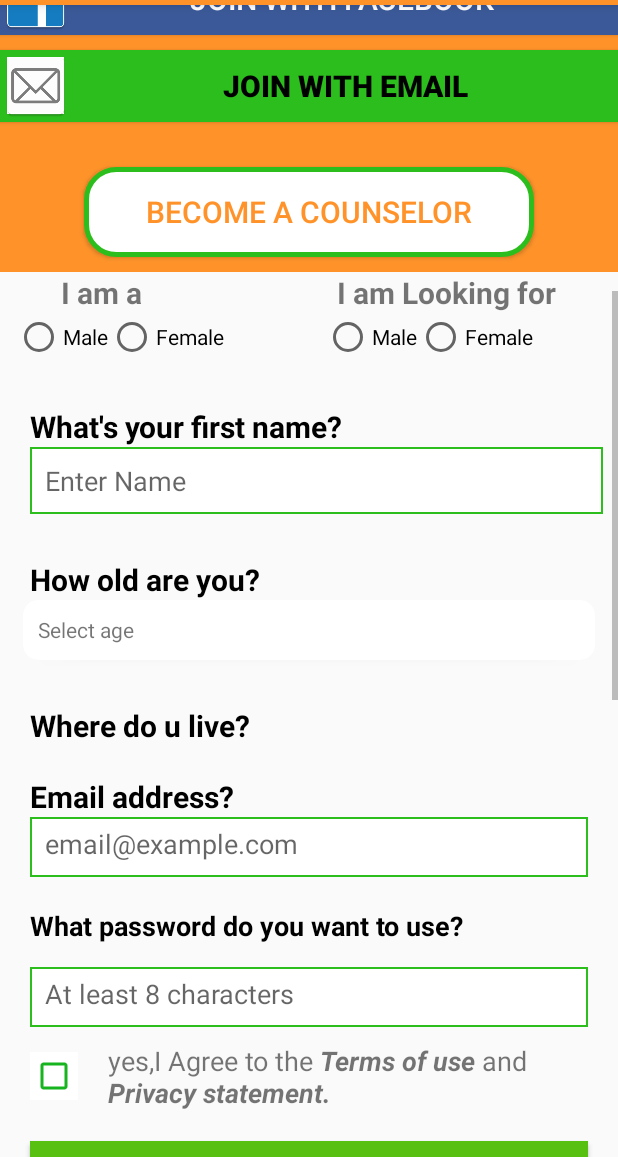
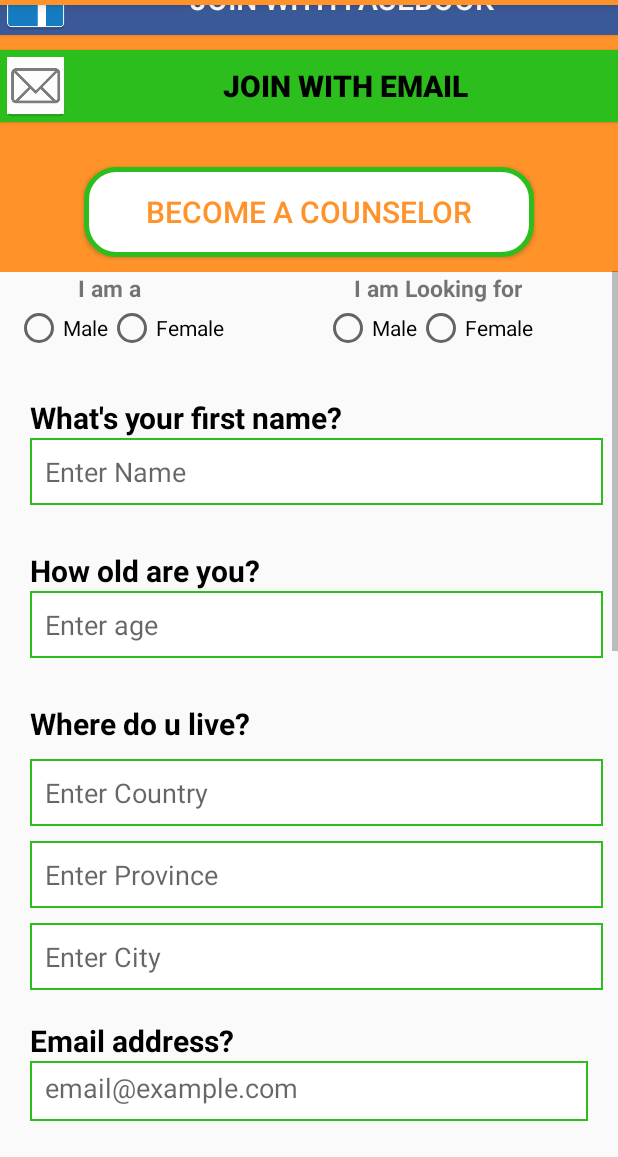
Before and after one commit to NaeemHafiz/Muslimah, an Android app: the screen it shows after launch (NavigationActivity), scrolled down 537 dp, on a phone screen of 412 x 824 dp, the part 79-1236 px from its top. Run offline under Robolectric (Android 15) with nearby library versions, the phone set to English and light mode, and no system bars.

Commit message:
edittext added

```diff
--- a/app/src/main/java/com/example/muslima/Activities/NavigationActivity.java
+++ b/app/src/main/java/com/example/muslima/Activities/NavigationActivity.java
@@ -41,7 +41,6 @@ public class NavigationActivity extends AppCompatActivity
     CheckBox chkbox_1;
     NavigationView nav_view;
     Toolbar toolbar;
-    Spinner spinner_age, spinner_country, spinner_province, spinner_cities;
 
 
     @Override
@@ -51,11 +50,6 @@ public class NavigationActivity extends AppCompatActivity
         toolbar = findViewById(R.id.toolbar);
         setSupportActionBar(toolbar);
         customview = findViewById(R.id.customView);
-        spinner_age = findViewById(R.id.spinner_age);
-        spinner_country = findViewById(R.id.spinner_country);
-        spinner_province = findViewById(R.id.spinner_province);
-        spinner_cities = findViewById(R.id.spinner_cities);
-
         tv_desc = findViewById(R.id.tv_desc);
         tv_desc2 = findViewById(R.id.tv_desc2);
         tv_im = findViewById(R.id.tv_im);
@@ -138,124 +132,6 @@ public class NavigationActivity extends AppCompatActivity
         });
 
 
-        Spinner spinner = findViewById(R.id.spinner_age);
-        List<String> list = new ArrayList<String>();
-        list.add("1");
-        list.add("2");
-        list.add("3");
-        list.add("4");
-        list.add("4");
-        list.add("5");
-        list.add("6");
-        list.add("7");
-        list.add("8");
-        list.add("9");
-        list.add("10");
-        list.add("11");
-        list.add("12");
-        list.add("13");
-        list.add("14");
-        list.add("15");
-        list.add("16");
-        list.add("17");
-        list.add("18");
-        list.add("19");
-        list.add("20");
-        list.add("21");
-        list.add("22");
-        list.add("23");
-        list.add("24");
-        list.add("25");
-        list.add("26");
-        list.add("27");
-        list.add("28");
-        list.add("29");
-        list.add("30");
-        list.add("31");
-        list.add("32");
-        list.add("33");
-        list.add("34");
-        list.add("35");
-        list.add("36");
-        list.add("37");
-        list.add("38");
-        list.add("39");
-        list.add("40");
-
-        ArrayAdapter<String> adapter = new ArrayAdapter<String>(this, android.R.layout.simple_spinner_item, list);
-        adapter.setDropDownViewResource(android.R.layout.simple_spinner_dropdown_item);
-        spinner.setAdapter(adapter);
-
-        Spinner spinner1 = findViewById(R.id.spinner_country);
-        List<String> list1 = new ArrayList<String>();
-        list1.add("Pakistan");
-        list1.add("India");
-        list1.add("Australia");
-        list1.add("England");
-        list1.add("New zeland");
-        list1.add("Bangladesh");
-        ArrayAdapter<String> adapter1 = new ArrayAdapter<>(this, android.R.layout.simple_spinner_item, list1);
-        adapter1.setDropDownViewResource(android.R.layout.simple_spinner_dropdown_item);
-        spinner1.setAdapter(adapter1);
-
-        Spinner spinner2 = findViewById(R.id.spinner_province);
-        List<String> list2 = new ArrayList<>();
-        list2.add("Azad Kashmir");
-        list2.add("Balochistan");
-        list2.add("Fed.Admin Tribal Areas");
-        list2.add("Islamabad");
-        list2.add("Northern Areas");
-        list2.add("North-West Frontier");
-        list2.add("Punjab");
-        list2.add("Sindh");
-        ArrayAdapter<String> adapter2 = new ArrayAdapter<>(this, android.R.layout.simple_spinner_item, list2);
-        adapter2.setDropDownViewResource(android.R.layout.simple_spinner_dropdown_item);
-        spinner2.setAdapter(adapter2);
-
-
-        Spinner spinner3 = findViewById(R.id.spinner_cities);
-        List<String> list3 = new ArrayList<>();
-        list3.add("Lahore");
-        list3.add("Lala Mosa");
-        list3.add("Lelah");
-        list3.add("Lodhran");
-        list3.add("Mailsi");
-        list3.add("Mandi Bahuddin");
-        list3.add("Mian Channun");
-        list3.add("Mianwali");
-        list3.add("Multan");
-        list3.add("Muridke");
-        list3.add("Muzaffargarh");
-        list3.add("Nankana Sahib");
-        list3.add("Narowal");
-        list3.add("Okara");
-        list3.add("Pakpattan");
-        list3.add("pasrur");
-        list3.add("pattoki");
-        list3.add("Qilla Didar Singh");
-        list3.add("Rabwah");
-        list3.add("Rahim Yar Khan");
-        list3.add("Rajanpur");
-        list3.add("Rawalpindi Cantonment");
-        list3.add("Sadiqabad");
-        list3.add("Sahiwal");
-        list3.add("Sambrial");
-        list3.add("Samundri");
-        list3.add("Sangla");
-        list3.add("Sargodha");
-        list3.add("Shakargarh");
-        list3.add("Sheikhupura");
-        list3.add("Shorkot");
-        list3.add("Shujaabad");
-        list3.add("Sialkot");
-        list3.add("Taxila");
-        list3.add("Toba Tek Singh");
-        list3.add("Vihari");
-        list3.add("Wah");
-        list3.add("Wazirabad");
-        ArrayAdapter<String> adapter3 = new ArrayAdapter<>(this, android.R.layout.simple_spinner_item, list3);
-        adapter3.setDropDownViewResource(android.R.layout.simple_spinner_dropdown_item);
-        spinner3.setAdapter(adapter3);
 
 
         DrawerLayout drawer = findViewById(R.id.drawer_layout);
--- a/app/src/main/res/layout/content_navigation.xml
+++ b/app/src/main/res/layout/content_navigation.xml
@@ -127,7 +127,7 @@
                     android:layout_weight="1"
                     android:gravity="center"
                     android:text="I am a"
-                    android:textSize="20sp"
+                    android:textSize="15sp"
                     android:textStyle="bold" />
 
                 <TextView
@@ -137,7 +137,7 @@
                     android:layout_marginLeft="110dp"
                     android:gravity="center"
                     android:text="I am Looking for"
-                    android:textSize="20sp"
+                    android:textSize="15sp"
                     android:textStyle="bold" />
 
             </LinearLayout>
@@ -242,41 +242,17 @@
                     android:textColor="#000"
                     android:textSize="20sp"
                     android:textStyle="bold" />
+                <EditText
+                    android:id="@+id/et_age"
+                    android:layout_width="match_parent"
+                    android:layout_height="wrap_content"
+                    android:layout_marginLeft="20dp"
+                    android:layout_marginRight="10dp"
+                    android:background="@drawable/eidtetext_rounded"
+                    android:hint="Enter age "
+                    android:padding="10dp"
+                    android:textColor="#000" />
 
-                <android.support.v7.widget.CardView
-                    android:layout_width="match_parent"
-                    android:layout_height="40dp"
-                    android:layout_marginLeft="15dp"
-                    android:layout_marginRight="15dp"
-                    app:cardCornerRadius="10dp">
-
-                    <LinearLayout
-                        android:layout_width="match_parent"
-                        android:layout_height="wrap_content"
-                        android:weightSum="2">
-
-                        <TextView
-                            android:layout_width="wrap_content"
-                            android:layout_height="wrap_content"
-                            android:layout_weight="1.8"
-                            android:padding="10dp"
-                            android:text="Select age"
-                            android:textSize="14dp" />
-
-                        <!--<Spinner-->
-                        <!--android:id="@+id/spinner_age"-->
-                        <!--android:layout_width="wrap_content"-->
-                        <!--android:layout_height="wrap_content"-->
-                        <!--android:layout_marginLeft="10dp"-->
-                        <!--android:padding="5dp">-->
-
-                        <!--</Spinner>-->
-
-
-                    </LinearLayout>
-
-
-                </android.support.v7.widget.CardView>
 
 
                 <TextView
@@ -289,42 +265,44 @@
                     android:textColor="#000"
                     android:textSize="20sp"
                     android:textStyle="bold" />
+                <EditText
+                    android:id="@+id/et_country"
+                    android:layout_width="match_parent"
+                    android:layout_height="wrap_content"
+                    android:layout_marginLeft="20dp"
+                    android:layout_marginRight="10dp"
+                    android:background="@drawable/eidtetext_rounded"
+                    android:hint="Enter Country"
+                    android:padding="10dp"
+                    android:layout_marginTop="10dp"
+                    android:textColor="#000" />
+                <EditText
+                    android:id="@+id/et_province"
+                    android:layout_width="match_parent"
+                    android:layout_height="wrap_content"
+                    android:layout_marginLeft="20dp"
+                    android:layout_marginRight="10dp"
+                    android:background="@drawable/eidtetext_rounded"
+                    android:hint="Enter Province"
+                    android:layout_marginTop="10dp"
+                    android:padding="10dp"
+                    android:textColor="#000" />
+                <EditText
+                    android:id="@+id/et_city"
+                    android:layout_width="match_parent"
+                    android:layout_height="wrap_content"
+                    android:layout_marginLeft="20dp"
+                    android:layout_marginRight="10dp"
+                    android:background="@drawable/eidtetext_rounded"
+                    android:hint="Enter City"
+                    android:layout_marginTop="10dp"
+                    android:padding="10dp"
+                    android:textColor="#000" />
 
-                <!--<Spinner-->
-                <!--android:id="@+id/spinner_country"-->
-                <!--android:layout_width="match_parent"-->
-                <!--android:layout_height="wrap_content"-->
-                <!--android:layout_marginLeft="20dp"-->
-                <!--android:layout_marginTop="20dp"-->
-                <!--android:layout_marginRight="20dp"-->
-                <!--android:background="@drawable/eidtetext_rounded"-->
-                <!--android:padding="10dp">-->
 
-                <!--</Spinner>-->
 
-                <!--<Spinner-->
-                <!--android:id="@+id/spinner_province"-->
-                <!--android:layout_width="match_parent"-->
-                <!--android:layout_height="wrap_content"-->
-                <!--android:layout_marginLeft="20dp"-->
-                <!--android:layout_marginTop="20dp"-->
-                <!--android:layout_marginRight="20dp"-->
-                <!--android:background="@drawable/eidtetext_rounded"-->
-                <!--android:padding="10dp">-->
 
-                <!--</Spinner>-->
 
-                <!--<Spinner-->
-                <!--android:id="@+id/spinner_cities"-->
-                <!--android:layout_width="match_parent"-->
-                <!--android:layout_height="wrap_content"-->
-                <!--android:layout_marginLeft="20dp"-->
-                <!--android:layout_marginTop="20dp"-->
-                <!--android:layout_marginRight="20dp"-->
-                <!--android:background="@drawable/eidtetext_rounded"-->
-                <!--android:padding="10dp">-->
-
-                <!--</Spinner>-->
 
                 <TextView
                     android:id="@+id/tv_email"
```
